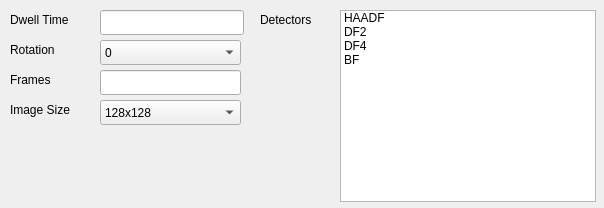
This is usetem/extensions/revSTEM/revSTEM.ui in LeBeauGroup/usetem as Qt 5 draws it before an edit. The edited form follows.
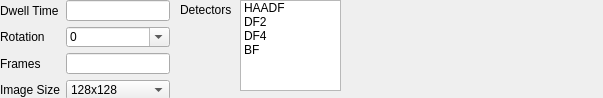
This is the edited form.

Commit message: raise lower the screen

What changed in the file:
```diff
--- a/usetem/extensions/revSTEM/revSTEM.ui
+++ b/usetem/extensions/revSTEM/revSTEM.ui
@@ -6,8 +6,8 @@
    <rect>
     <x>0</x>
     <y>0</y>
-    <width>604</width>
-    <height>208</height>
+    <width>603</width>
+    <height>98</height>
    </rect>
   </property>
   <property name="sizePolicy">
@@ -19,129 +19,13 @@
   <property name="windowTitle">
    <string>Form</string>
   </property>
-  <widget class="QComboBox" name="rotationEdit">
-   <property name="geometry">
-    <rect>
-     <x>100</x>
-     <y>40</y>
-     <width>141</width>
-     <height>25</height>
-    </rect>
-   </property>
-   <item>
-    <property name="text">
-     <string>0</string>
-    </property>
-   </item>
-   <item>
-    <property name="text">
-     <string>6</string>
-    </property>
-   </item>
-   <item>
-    <property name="text">
-     <string>45</string>
-    </property>
-   </item>
-   <item>
-    <property name="text">
-     <string>90</string>
-    </property>
-   </item>
-  </widget>
-  <widget class="QLineEdit" name="numFramesEdit">
-   <property name="geometry">
-    <rect>
-     <x>100</x>
-     <y>70</y>
-     <width>141</width>
-     <height>25</height>
-    </rect>
-   </property>
-  </widget>
-  <widget class="QLabel" name="label">
-   <property name="geometry">
-    <rect>
-     <x>10</x>
-     <y>70</y>
-     <width>66</width>
-     <height>19</height>
-    </rect>
-   </property>
-   <property name="text">
-    <string>Frames</string>
-   </property>
-  </widget>
-  <widget class="QComboBox" name="binningEdit">
-   <property name="geometry">
-    <rect>
-     <x>100</x>
-     <y>100</y>
-     <width>141</width>
-     <height>25</height>
-    </rect>
-   </property>
-   <item>
-    <property name="text">
-     <string extracomment="16">128x128</string>
-    </property>
-   </item>
-   <item>
-    <property name="text">
-     <string extracomment="8">256x256</string>
-    </property>
-   </item>
-   <item>
-    <property name="text">
-     <string extracomment="4">512x512</string>
-    </property>
-   </item>
-   <item>
-    <property name="text">
-     <string extracomment="2">1024x1024</string>
-    </property>
-   </item>
-   <item>
-    <property name="text">
-     <string>2048x2048</string>
-    </property>
-   </item>
-   <item>
-    <property name="text">
-     <string/>
-    </property>
-   </item>
-  </widget>
-  <widget class="QLabel" name="label_2">
-   <property name="geometry">
-    <rect>
-     <x>10</x>
-     <y>100</y>
-     <width>81</width>
-     <height>19</height>
-    </rect>
-   </property>
-   <property name="text">
-    <string>Image Size</string>
-   </property>
-  </widget>
-  <widget class="QLineEdit" name="dwellTimeEdit">
-   <property name="geometry">
-    <rect>
-     <x>100</x>
-     <y>10</y>
-     <width>144</width>
-     <height>25</height>
-    </rect>
-   </property>
-  </widget>
   <widget class="QListWidget" name="detectorsEdit">
    <property name="geometry">
     <rect>
-     <x>340</x>
-     <y>10</y>
-     <width>256</width>
-     <height>192</height>
+     <x>240</x>
+     <y>0</y>
+     <width>101</width>
+     <height>91</height>
     </rect>
    </property>
    <property name="selectionMode">
@@ -171,8 +55,8 @@
   <widget class="QLabel" name="label_3">
    <property name="geometry">
     <rect>
-     <x>260</x>
-     <y>10</y>
+     <x>180</x>
+     <y>0</y>
      <width>66</width>
      <height>19</height>
     </rect>
@@ -181,31 +65,115 @@
     <string>Detectors</string>
    </property>
   </widget>
-  <widget class="QLabel" name="label_5">
+  <widget class="QWidget" name="">
    <property name="geometry">
     <rect>
-     <x>10</x>
-     <y>10</y>
-     <width>80</width>
-     <height>19</height>
+     <x>0</x>
+     <y>0</y>
+     <width>170</width>
+     <height>100</height>
     </rect>
    </property>
-   <property name="text">
-    <string>Dwell Time</string>
-   </property>
-  </widget>
-  <widget class="QLabel" name="label_4">
-   <property name="geometry">
-    <rect>
-     <x>10</x>
-     <y>40</y>
-     <width>66</width>
-     <height>19</height>
-    </rect>
-   </property>
-   <property name="text">
-    <string>Rotation</string>
-   </property>
+   <layout class="QGridLayout" name="gridLayout">
+    <item row="0" column="0">
+     <widget class="QLabel" name="label_5">
+      <property name="text">
+       <string>Dwell Time</string>
+      </property>
+     </widget>
+    </item>
+    <item row="0" column="1">
+     <widget class="QLineEdit" name="dwellTimeEdit"/>
+    </item>
+    <item row="1" column="0">
+     <widget class="QLabel" name="label_4">
+      <property name="text">
+       <string>Rotation</string>
+      </property>
+     </widget>
+    </item>
+    <item row="1" column="1">
+     <widget class="QComboBox" name="rotationEdit">
+      <property name="editable">
+       <bool>true</bool>
+      </property>
+      <item>
+       <property name="text">
+        <string>0</string>
+       </property>
+      </item>
+      <item>
+       <property name="text">
+        <string>6</string>
+       </property>
+      </item>
+      <item>
+       <property name="text">
+        <string>45</string>
+       </property>
+      </item>
+      <item>
+       <property name="text">
+        <string>90</string>
+       </property>
+      </item>
+     </widget>
+    </item>
+    <item row="2" column="0">
+     <widget class="QLabel" name="label">
+      <property name="text">
+       <string>Frames</string>
+      </property>
+     </widget>
+    </item>
+    <item row="2" column="1">
+     <widget class="QLineEdit" name="numFramesEdit"/>
+    </item>
+    <item row="3" column="0">
+     <widget class="QLabel" name="label_2">
+      <property name="text">
+       <string>Image Size</string>
+      </property>
+     </widget>
+    </item>
+    <item row="3" column="1">
+     <widget class="QComboBox" name="binningEdit">
+      <property name="editable">
+       <bool>false</bool>
+      </property>
+      <item>
+       <property name="text">
+        <string extracomment="16">128x128</string>
+       </property>
+      </item>
+      <item>
+       <property name="text">
+        <string extracomment="8">256x256</string>
+       </property>
+      </item>
+      <item>
+       <property name="text">
+        <string extracomment="4">512x512</string>
+       </property>
+      </item>
+      <item>
+       <property name="text">
+        <string extracomment="2">1024x1024</string>
+       </property>
+      </item>
+      <item>
+       <property name="text">
+        <string>2048x2048</string>
+       </property>
+      </item>
+      <item>
+       <property name="text">
+        <string/>
+       </property>
+      </item>
+     </widget>
+    </item>
+   </layout>
   </widget>
  </widget>
  <resources/>
```
The commit also changes 7 other files.
